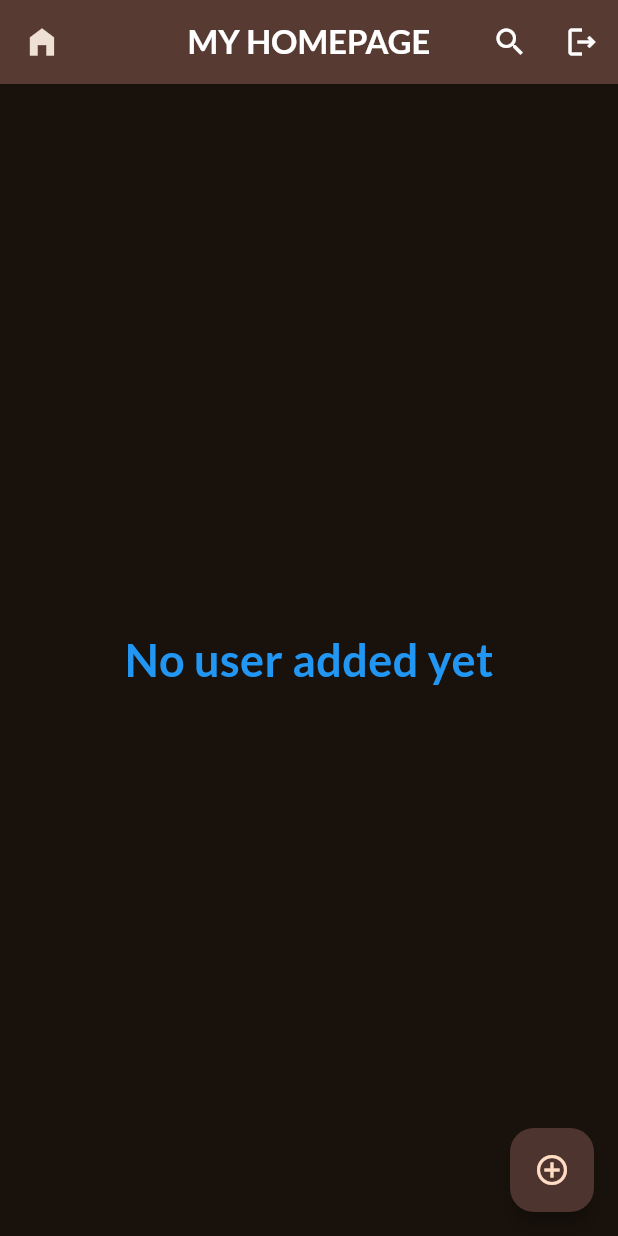
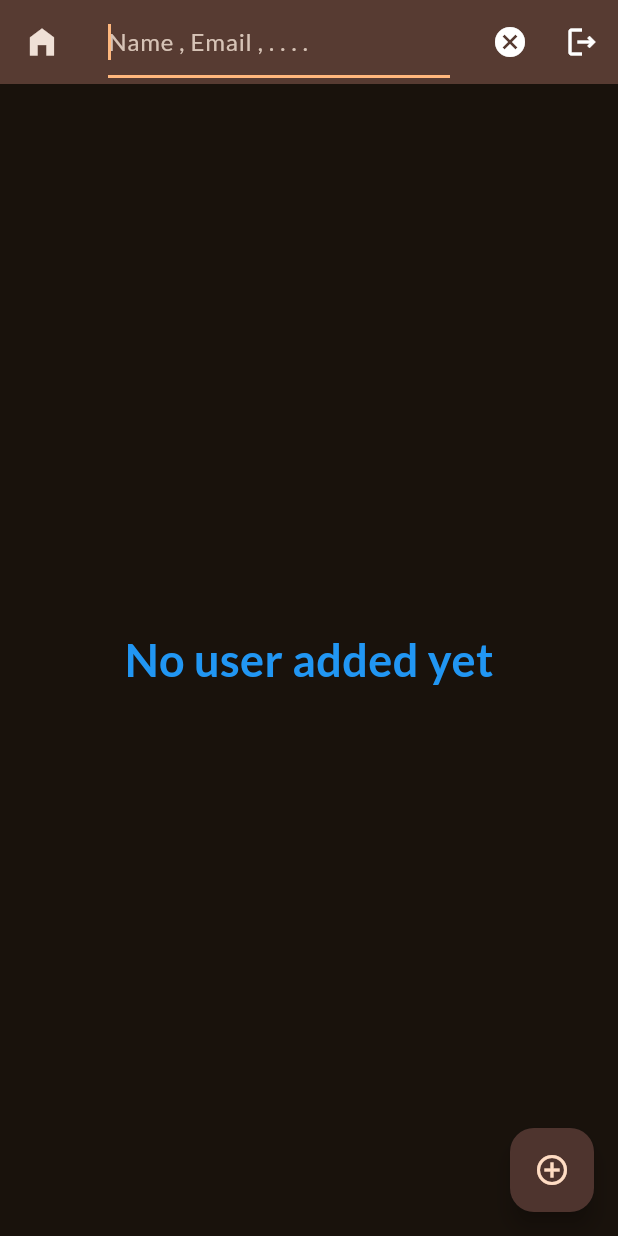
Before and after one commit to Sampurn44/Trustique, a Flutter app: the start screen opened directly, after a tap on the "search" icon, on a phone screen of 412 x 824 dp. Run offline on Flutter 3.47's test engine with Material 2 defaults, Android fonts, the phone set to English and light mode, and no system bars; drawn by our look-alikes of animated_text_kit; our stand-ins replace awesome_snackbar_content, cached_network_image, cloud_firestore, firebase_auth, firebase_core, google_fonts and 1 more; accounts and stored records are empty.

Commit message:
Added search functionality, user info, and user creation

```diff
--- a/lib/Screens/start.dart
+++ b/lib/Screens/start.dart
@@ -17,16 +17,57 @@ class start extends StatefulWidget {
 }
 
 class _startState extends State<start> {
-  List<ChatUser> list = [];
+  List<ChatUser> _list = [];
+  final List<ChatUser> _searchlist = [];
+  bool _isSearching = false;
   @override
+  void initState() {
+    super.initState();
+    APIs.getSelfInfo();
+  }
+
   Widget build(BuildContext context) {
-    return Scaffold(
+    return GestureDetector(
+      onTap: () => FocusScope.of(context).unfocus(),
+      child: WillPopScope(
+        onWillPop: () {
+          if (_isSearching) {
+            setState(() {
+              _isSearching = !_isSearching;
+            });
+            return Future.value(false);
+          } else {
+            return Future.value(true);
+          }
+        },
+        child: Scaffold(
             appBar: AppBar(
               backgroundColor: Colors.brown[800],
               centerTitle: true,
               elevation: 1,
               leading: const Icon(Icons.home_filled),
-          title: Text(
+              title: _isSearching
+                  ? TextField(
+                      decoration:
+                          InputDecoration(hintText: "Name , Email , . . . . "),
+                      autofocus: true,
+                      style: TextStyle(
+                        color: Colors.white,
+                      ),
+                      onChanged: (val) {
+                        _searchlist.clear();
+                        for (var i in _list) {
+                          if (i.name.toLowerCase().contains(val) ||
+                              i.email.toLowerCase().contains(val)) {
+                            _searchlist.add(i);
+                          }
+                          setState(() {
+                            _searchlist;
+                          });
+                        }
+                      },
+                    )
+                  : Text(
                       "MY HOMEPAGE",
                       style: Theme.of(context).textTheme.titleLarge!.copyWith(
                             color: Colors.white,
@@ -35,9 +76,13 @@ class _startState extends State<start> {
                     ),
               actions: [
                 IconButton(
-              onPressed: () {},
-              icon: const Icon(
-                Icons.search,
+                  onPressed: () {
+                    setState(() {
+                      _isSearching = !_isSearching;
+                    });
+                  },
+                  icon: Icon(
+                    _isSearching ? Icons.cancel : Icons.search,
                     color: Colors.white,
                   ),
                 ),
@@ -59,7 +104,7 @@ class _startState extends State<start> {
               backgroundColor: Colors.brown[800],
             ),
             body: StreamBuilder(
-            stream: APIs.firestore.collection('users').snapshots(),
+                stream: APIs.getallusers(),
                 builder: (context, snapshot) {
                   switch (snapshot.connectionState) {
                     case ConnectionState.waiting:
@@ -70,15 +115,21 @@ class _startState extends State<start> {
                     case ConnectionState.active:
                     case ConnectionState.done:
                       final data = snapshot.data?.docs;
-                  list = data!.map((e) => ChatUser.fromJson(e.data())).toList();
-                  if (list.isNotEmpty) {
+                      _list = data!
+                          .map((e) => ChatUser.fromJson(e.data()))
+                          .toList();
+                      if (_list.isNotEmpty) {
                         return ListView.builder(
-                        itemCount: list.length,
+                            itemCount: _isSearching
+                                ? _searchlist.length
+                                : _list.length,
                             physics: ClampingScrollPhysics(),
                             itemBuilder: (context, index) {
                               // return Text('Name:${list[index]}');
                               return Carduser(
-                            user: list[index],
+                                user: _isSearching
+                                    ? _searchlist[index]
+                                    : _list[index],
                               );
                             });
                       } else {
@@ -88,7 +139,8 @@ class _startState extends State<start> {
                               text: 'No user added yet',
                               waveDuration: Duration(seconds: 5),
                               waveColor: Colors.blue,
-                          boxBackgroundColor: Theme.of(context).primaryColor,
+                              boxBackgroundColor:
+                                  Theme.of(context).primaryColor,
                               textStyle: TextStyle(
                                 fontSize: 30.0,
                                 fontWeight: FontWeight.bold,
@@ -99,6 +151,8 @@ class _startState extends State<start> {
                         ;
                       }
                   }
-            }));
+                })),
+      ),
+    );
   }
 }
--- a/lib/api/api.dart
+++ b/lib/api/api.dart
@@ -4,6 +4,7 @@ import 'package:trustique/models/chat_user.dart';
 
 class APIs {
   // for authentication
+  static late ChatUser me;
   static FirebaseAuth auth = FirebaseAuth.instance;
   static FirebaseFirestore firestore = FirebaseFirestore.instance;
   static Future<bool> userExist() async {
@@ -12,6 +13,20 @@ class APIs {
             .doc(auth.currentUser!.uid)
             .get())
         .exists;
+  }
+
+  static Future<void> getSelfInfo() async {
+    return (await firestore
+        .collection('users')
+        .doc(auth.currentUser!.uid)
+        .get()
+        .then((user) {
+      if (user.exists) {
+        me = ChatUser.fromJson(user.data()!);
+      } else {
+        userCreate().then((value) => getSelfInfo());
+      }
+    }));
   }
 
   static Future<void> userCreate() async {
@@ -31,6 +46,13 @@ class APIs {
         .doc(auth.currentUser!.uid)
         .set(chatuser.toJson());
   }
+
+  static Stream<QuerySnapshot<Map<String, dynamic>>> getallusers() {
+    return firestore
+        .collection('users')
+        .where('id', isNotEqualTo: auth.currentUser!.uid)
+        .snapshots();
+  }
 //const Themeof =
 //Theme.of(context).colorScheme.secondary;
 }
```
Lines whose indentation alone changed are shown as unchanged.
